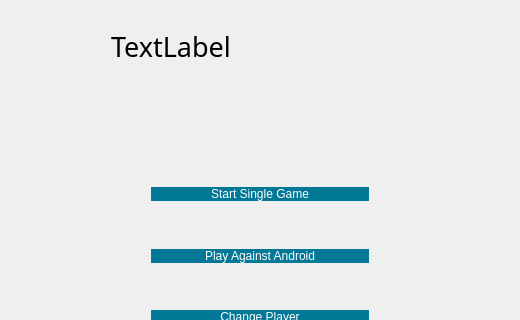
Old version of the form startmenu.ui in the repository kivi239/Scrabble; both pictures show x 0 to 520 and y 0 to 320 of the 520 by 500 pixel window.
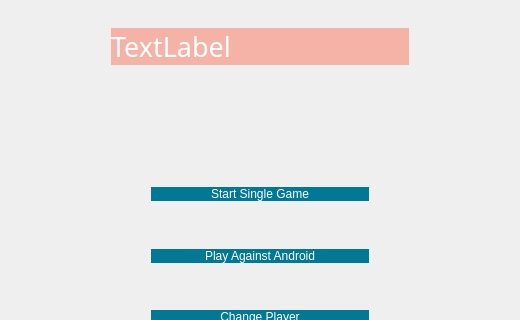
New version of the form.

Commit message: change welcome label

Patch:
```diff
--- a/startmenu.ui
+++ b/startmenu.ui
@@ -42,9 +42,23 @@
          <bold>false</bold>
         </font>
        </property>
+       <property name="styleSheet">
+        <string notr="true">QLabel {
+    color: white;
+	background-color: rgba(255, 90, 60, 0.4);
+	min-height: 4em;
+    text-align: center;
+    min-width: 10em;
+    border-color: rgb(250, 130, 40);
+    border-style: solid;
+}</string>
+       </property>
        <property name="text">
         <string>TextLabel</string>
        </property>
+       <property name="textFormat">
+        <enum>Qt::AutoText</enum>
+       </property>
       </widget>
      </item>
     </layout>
```
The commit also changes 2 other files.
